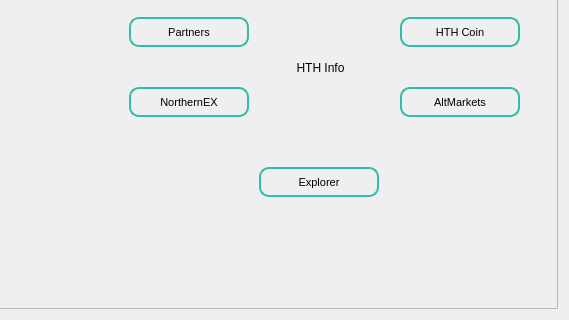
Qt form src/qt/forms/overviewpage.ui (HTHcoin/helpthehomelesscoin) before a commit; both pictures show x 431 to 1000 and y 394 to 714 of the 1000 by 714 pixel window.
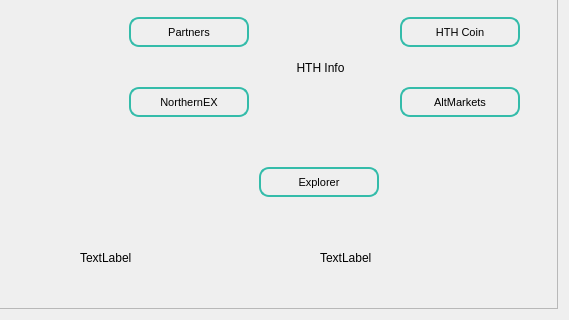
The same form after that commit.

What changed in the file:
```diff
--- a/src/qt/forms/overviewpage.ui
+++ b/src/qt/forms/overviewpage.ui
@@ -1084,6 +1084,32 @@
        <set>Qt::AlignCenter</set>
       </property>
      </widget>
+     <widget class="QLabel" name="labelCurrentMarket">
+      <property name="geometry">
+       <rect>
+        <x>500</x>
+        <y>630</y>
+        <width>111</width>
+        <height>21</height>
+       </rect>
+      </property>
+      <property name="text">
+       <string>TextLabel</string>
+      </property>
+     </widget>
+     <widget class="QLabel" name="labelCurrentPrice">
+      <property name="geometry">
+       <rect>
+        <x>740</x>
+        <y>630</y>
+        <width>111</width>
+        <height>21</height>
+       </rect>
+      </property>
+      <property name="text">
+       <string>TextLabel</string>
+      </property>
+     </widget>
     </widget>
    </item>
   </layout>
```
